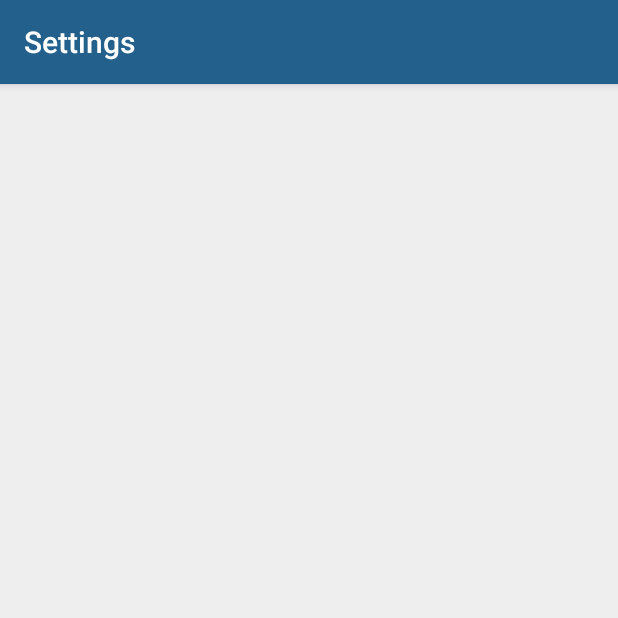
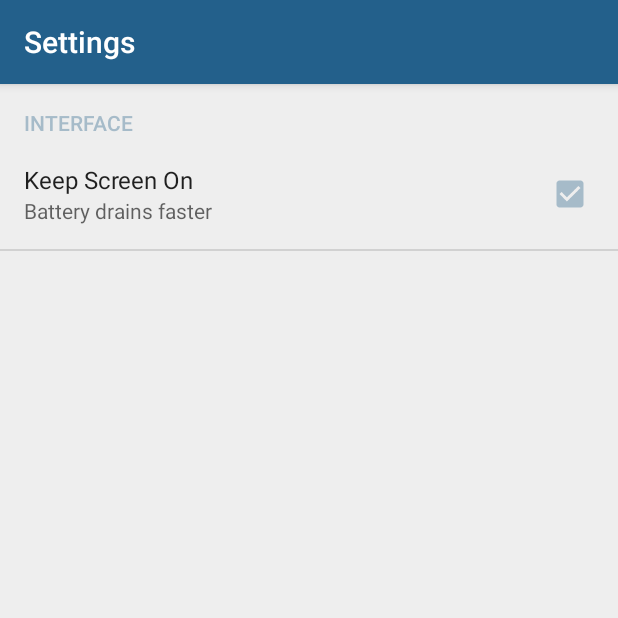
Before and after one commit to BasicAirData/AirDataBridge, an Android app: the screen it shows after launch (SettingsActivity), in the options menu, after a tap on "Settings", on a phone screen of 412 x 824 dp, the top half of it. Run offline under Robolectric (Android 15) with nearby library versions, the phone set to English and light mode, and no system bars; our stand-ins replace EventBus; libraries missing offline, so code that uses them is left out: eu.basicairdata.bluetoothhelper; 1 statement that could not run was skipped.

Commit message:
Add Setting: Keep screen on

```diff
--- a/app/build.gradle
+++ b/app/build.gradle
@@ -28,6 +28,7 @@ dependencies {
     compile 'com.android.support:design:25.3.1'
     compile 'com.android.support:cardview-v7:25.3.1'
     compile 'com.android.support:recyclerview-v7:25.3.1'
+    compile 'com.android.support:preference-v14:25.3.1'
     compile 'org.greenrobot:eventbus:3.0.0'
     compile 'eu.basicairdata:bluetoothhelper:1.0.5'
     testCompile 'junit:junit:4.12'
--- a/app/src/main/java/eu/basicairdata/airdatabridge/AirDataBridgeActivity.java
+++ b/app/src/main/java/eu/basicairdata/airdatabridge/AirDataBridgeActivity.java
@@ -21,13 +21,14 @@ package eu.basicairdata.airdatabridge;
 
 import android.Manifest;
 import android.content.Intent;
+import android.content.SharedPreferences;
 import android.content.pm.PackageManager;
-import android.os.Environment;
 import android.support.annotation.NonNull;
 import android.support.design.widget.TabLayout;
 import android.support.v4.app.ActivityCompat;
 import android.support.v4.content.ContextCompat;
 import android.support.v7.app.AppCompatActivity;
+import android.support.v7.preference.PreferenceManager;
 import android.support.v7.widget.Toolbar;
 import android.support.v4.app.Fragment;
 import android.support.v4.app.FragmentManager;
@@ -43,7 +44,6 @@ import android.widget.TextView;
 import org.greenrobot.eventbus.EventBus;
 import org.greenrobot.eventbus.Subscribe;
 
-import java.io.File;
 import java.util.ArrayList;
 import java.util.HashMap;
 import java.util.List;
@@ -57,6 +57,7 @@ public class AirDataBridgeActivity extends AppCompatActivity {
     private ViewPager mViewPager;
     private TextView TVStatus;
 
+    private boolean prefKeepScreenOn = true;
 
 
     @Override
@@ -75,9 +76,6 @@ public class AirDataBridgeActivity extends AppCompatActivity {
         TabLayout tabLayout = (TabLayout) findViewById(R.id.id_tablayout);
         tabLayout.setTabMode(TabLayout.MODE_FIXED);
         tabLayout.setupWithViewPager(mViewPager);
-
-        // Set the "Keeps the screen on" flag
-        getWindow().addFlags(WindowManager.LayoutParams.FLAG_KEEP_SCREEN_ON);
 
         /*
         FloatingActionButton fab = (FloatingActionButton) findViewById(R.id.fab);
@@ -106,6 +104,7 @@ public class AirDataBridgeActivity extends AppCompatActivity {
         EventBus.getDefault().register(this);
         //Log.w("myApp", "[#] AirDataBridgeActivity.java - onResume()");
         EventBus.getDefault().post(EventBusMSG.APP_RESUME);
+        LoadPreferences();
         Update();
         super.onResume();
     }
@@ -260,7 +259,7 @@ public class AirDataBridgeActivity extends AppCompatActivity {
 
                     if (perms.containsKey(Manifest.permission.WRITE_EXTERNAL_STORAGE)) {
                         if (perms.get(Manifest.permission.WRITE_EXTERNAL_STORAGE) == PackageManager.PERMISSION_GRANTED) {
-                            Log.w("myApp", "[#] GPSActivity.java - WRITE_EXTERNAL_STORAGE = PERMISSION_GRANTED");
+                            Log.w("myApp", "[#] AirDataBridgeActivity.java - WRITE_EXTERNAL_STORAGE = PERMISSION_GRANTED");
                             EventBus.getDefault().post(EventBusMSG.STORAGE_PERMISSION_GRANTED);
                         }
                         //AirDataBridgeApplication.getInstance().setStoragePermissionChecked(true);
@@ -297,6 +296,19 @@ public class AirDataBridgeActivity extends AppCompatActivity {
     }
 
 
+    private void LoadPreferences() {
+        SharedPreferences preferences = PreferenceManager.getDefaultSharedPreferences(getApplicationContext());
+        prefKeepScreenOn = preferences.getBoolean("prefKeepScreenOn", true);
+        if (prefKeepScreenOn) {
+            getWindow().addFlags(WindowManager.LayoutParams.FLAG_KEEP_SCREEN_ON);
+            //Log.w("myApp", "[#] AirDataBridgeActivity.java - addFlags FLAG_KEEP_SCREEN_ON");
+        }
+        else {
+            getWindow().clearFlags(WindowManager.LayoutParams.FLAG_KEEP_SCREEN_ON);
+            //Log.w("myApp", "[#] AirDataBridgeActivity.java - clearFlags FLAG_KEEP_SCREEN_ON");
+        }
+    }
+
 
     void Update() {
         switch (AirDataBridgeApplication.getInstance().getBluetoothConnectionStatus()) {
--- a/app/src/main/java/eu/basicairdata/airdatabridge/EventBusMSG.java
+++ b/app/src/main/java/eu/basicairdata/airdatabridge/EventBusMSG.java
@@ -63,4 +63,5 @@ public class EventBusMSG {
     static final short LOCAL_REQUEST_SYNC               =  112;  // A synchronization is requested
 
     static final short UPDATE_DOWNLOAD_PROGRESS         =  200;
+    static final short UPDATE_SETTINGS                  =  201;  // Signal to update (read) preferences
 }
--- a/app/src/main/java/eu/basicairdata/airdatabridge/SettingsActivity.java
+++ b/app/src/main/java/eu/basicairdata/airdatabridge/SettingsActivity.java
@@ -1,4 +1,4 @@
-/*
+/**
  * SettingsActivity - Java Class for Android
  * Created by G.Capelli (BasicAirData) on 3/2/2018
  *
--- a/app/src/main/res/values/strings.xml
+++ b/app/src/main/res/values/strings.xml
@@ -77,6 +77,11 @@
     <string name="no">No</string>
     <string name="cancel">Cancel</string>
 
+    <!-- Settings -->
+    <string name="pref_category_interface">INTERFACE</string>
+    <string name="pref_keep_screen_on">Keep Screen On</string>
+    <string name="pref_keep_screen_on_summary">Battery drains faster</string>
+
     <!-- Units of measurement -->
     <string name="m_s">m/s</string>
     <string name="km_h">km/h</string>
--- a/app/src/main/res/xml/app_preferences.xml
+++ b/app/src/main/res/xml/app_preferences.xml
@@ -21,5 +21,15 @@
 <PreferenceScreen
     xmlns:android="http://schemas.android.com/apk/res/android">
 
+    <PreferenceCategory
+        android:title="@string/pref_category_interface">
+
+        <CheckBoxPreference
+            android:key="prefKeepScreenOn"
+            android:title="@string/pref_keep_screen_on"
+            android:summary="@string/pref_keep_screen_on_summary"
+            android:defaultValue="true" />
+
+    </PreferenceCategory>
 
 </PreferenceScreen>
```
Also changed, not shown: app/src/main/java/eu/basicairdata/airdatabridge/AirDataBridgeApplication.java (+10 -0 lines), app/src/main/java/eu/basicairdata/airdatabridge/FragmentSettings.java (+3 -4 lines).
